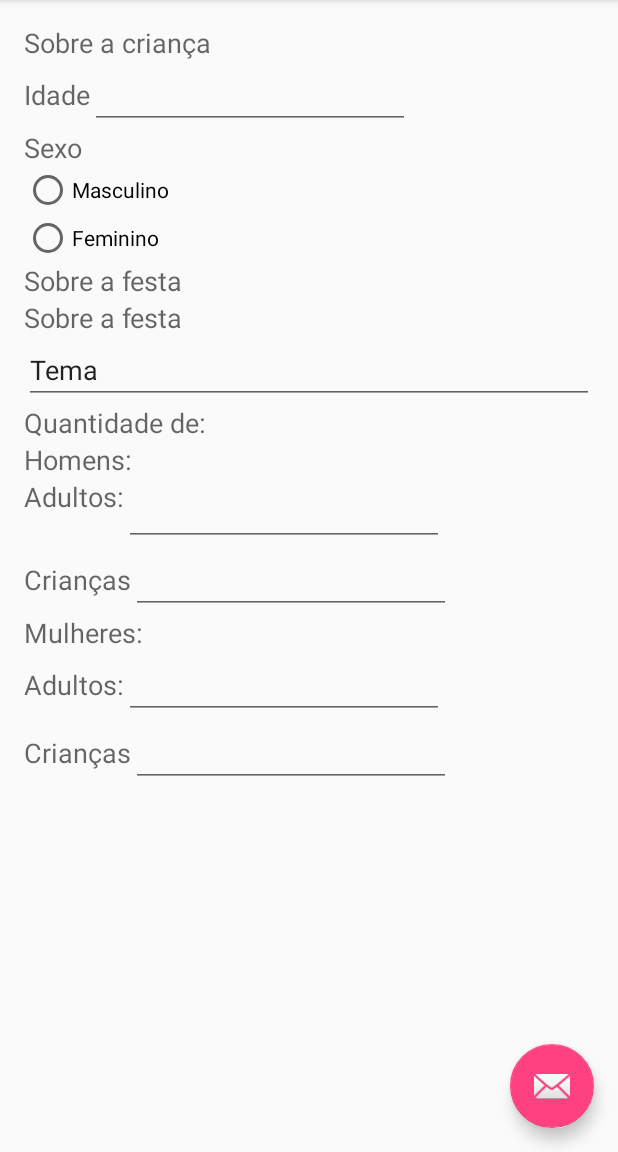
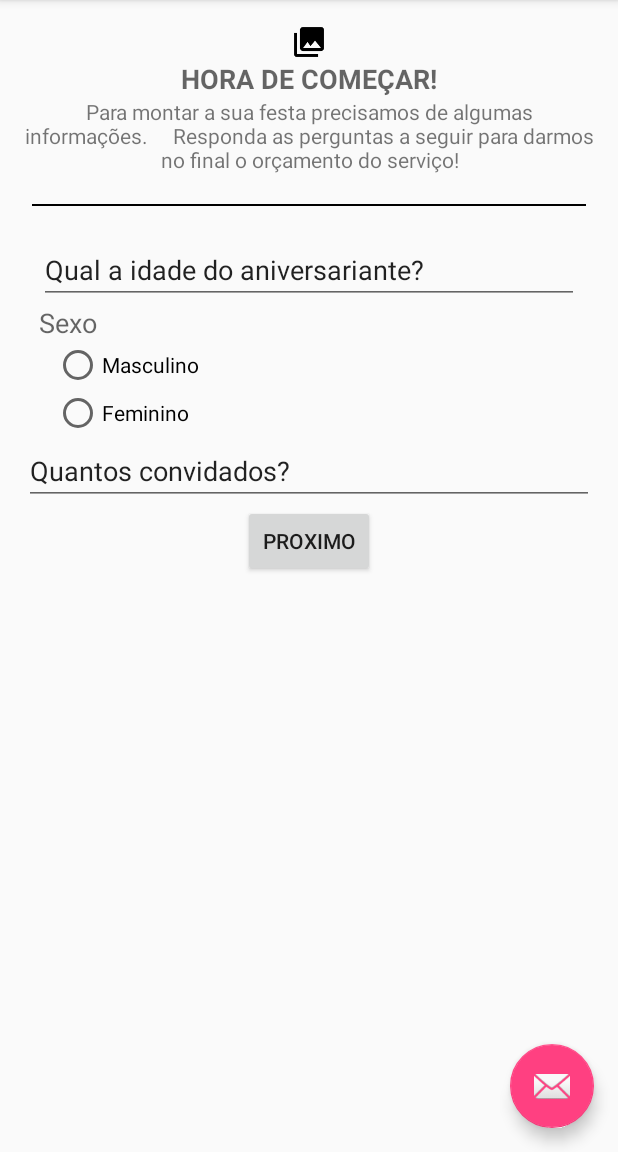
Before and after one commit to ehammo/CodeCup2016, an Android app: the fragment OrganizarFragment placed in its activity, on a phone screen of 412 x 824 dp, the part 84-1236 px from its top. Run offline under Robolectric (Android 15) with nearby library versions, the phone set to English and light mode, and no system bars.

Commit message:
melhor layout

```diff
--- a/app/src/main/res/layout/organize.xml
+++ b/app/src/main/res/layout/organize.xml
@@ -1,108 +1,82 @@
 <?xml version="1.0" encoding="utf-8"?>
 <LinearLayout xmlns:android="http://schemas.android.com/apk/res/android"
-    android:orientation="vertical" android:layout_width="match_parent"
-    android:layout_height="match_parent">
+    android:layout_width="match_parent"
+    android:layout_height="match_parent"
+    android:orientation="vertical">
+
+    <ImageView
+        android:layout_width="wrap_content"
+        android:layout_height="wrap_content"
+        android:layout_gravity="center"
+        android:src="@drawable/ic_menu_gallery" />
 
     <TextView
         android:layout_width="wrap_content"
         android:layout_height="wrap_content"
+        android:layout_gravity="center"
+        android:text="HORA DE COMEÇAR!"
         android:textAppearance="?android:attr/textAppearanceMedium"
-        android:text="Sobre a criança"
-        android:id="@+id/textView" />
+        android:textStyle="bold" />
+
+    <TextView
+        android:layout_width="wrap_content"
+        android:layout_height="wrap_content"
+        android:layout_gravity="center"
+        android:textAlignment="center"
+        android:text="Para montar a sua festa precisamos de algumas informações.
+    Responda as perguntas a seguir para darmos no final o orçamento do serviço!"
+        android:textAppearance="?android:attr/textAppearanceSmall" />
+
+    <View
+        android:layout_height="1dp"
+        android:layout_width="wrap_content"
+        android:layout_marginTop="20dp"
+        android:layout_marginBottom="20dp"
+        android:layout_marginLeft="5dp"
+        android:layout_marginRight="5dp"
+        android:background="@android:color/background_dark">
+
+    </View>
+
+
+    <EditText
+        android:id="@+id/idade_editText"
+        android:layout_width="match_parent"
+        android:layout_height="wrap_content"
+        android:layout_marginLeft="10dp"
+        android:layout_marginRight="10dp"
+        android:text="Qual a idade do aniversariante?"
+        android:ems="10"
+        android:inputType="number" />
+
+    <TextView
+        android:id="@+id/textView3"
+        android:layout_width="wrap_content"
+        android:layout_height="wrap_content"
+        android:layout_marginLeft="10dp"
+        android:layout_marginRight="10dp"
+        android:text="Sexo"
+        android:textAppearance="?android:attr/textAppearanceMedium" />
+
+    <RadioButton
+        android:id="@+id/masculino_radioButton"
+        android:layout_width="wrap_content"
+        android:layout_height="wrap_content"
+        android:layout_marginLeft="20dp"
+        android:checked="false"
+        android:text="Masculino" />
+
+    <RadioButton
+        android:id="@+id/feminino_radioButton2"
+        android:layout_width="wrap_content"
+        android:layout_height="wrap_content"
+        android:layout_marginLeft="20dp"
+        android:checked="false"
+        android:text="Feminino" />
 
     <LinearLayout
         android:layout_width="wrap_content"
         android:layout_height="wrap_content">
-        <TextView
-            android:layout_width="wrap_content"
-            android:layout_height="wrap_content"
-            android:textAppearance="?android:attr/textAppearanceMedium"
-            android:text="Idade"
-            android:id="@+id/textView2" />
-
-        <EditText
-            android:layout_width="match_parent"
-            android:layout_height="wrap_content"
-            android:inputType="number"
-            android:ems="10"
-            android:id="@+id/idade_editText" />
-    </LinearLayout>
-
-    <TextView
-        android:layout_width="wrap_content"
-        android:layout_height="wrap_content"
-        android:textAppearance="?android:attr/textAppearanceMedium"
-        android:text="Sexo"
-        android:id="@+id/textView3" />
-
-    <RadioButton
-        android:layout_width="wrap_content"
-        android:layout_height="wrap_content"
-        android:text="Masculino"
-        android:id="@+id/masculino_radioButton"
-        android:checked="false" />
-
-    <RadioButton
-        android:layout_width="wrap_content"
-        android:layout_height="wrap_content"
-        android:text="Feminino"
-        android:id="@+id/feminino_radioButton2"
-        android:checked="false" />
-
-    <TextView
-        android:layout_width="wrap_content"
-        android:layout_height="wrap_content"
-        android:textAppearance="?android:attr/textAppearanceMedium"
-        android:text="Sobre a festa"
-        android:id="@+id/textView4" />
-
-    <TextView
-        android:layout_width="wrap_content"
-        android:layout_height="wrap_content"
-        android:textAppearance="?android:attr/textAppearanceMedium"
-        android:text="Sobre a festa"
-        android:id="@+id/tema_textView" />
-
-    <EditText
-        android:layout_width="match_parent"
-        android:layout_height="wrap_content"
-        android:inputType="textPersonName"
-        android:text="Tema"
-        android:ems="10"
-        android:id="@+id/tema_editText" />
-
-    <TextView
-        android:layout_width="wrap_content"
-        android:layout_height="wrap_content"
-        android:textAppearance="?android:attr/textAppearanceMedium"
-        android:text="Quantidade de:"
-        android:id="@+id/textView5" />
-
-    <TextView
-        android:layout_width="wrap_content"
-        android:layout_height="wrap_content"
-        android:textAppearance="?android:attr/textAppearanceMedium"
-        android:text="Homens:"
-        android:id="@+id/textView6" />
-
-    <LinearLayout
-        android:layout_width="wrap_content"
-        android:layout_height="wrap_content">
-
-        <TextView
-            android:layout_width="wrap_content"
-            android:layout_height="wrap_content"
-            android:textAppearance="?android:attr/textAppearanceMedium"
-            android:text="Adultos:"
-            android:id="@+id/textView7" />
-
-        <EditText
-            android:layout_width="match_parent"
-            android:layout_height="wrap_content"
-            android:inputType="number"
-            android:ems="10"
-            android:id="@+id/quantidade_adultos_homem_editText"
-            android:layout_gravity="center_horizontal" />
 
     </LinearLayout>
 
@@ -110,67 +84,20 @@
         android:layout_width="wrap_content"
         android:layout_height="wrap_content">
 
-        <TextView
-            android:layout_width="wrap_content"
-            android:layout_height="wrap_content"
-            android:textAppearance="?android:attr/textAppearanceMedium"
-            android:text="Crianças"
-            android:id="@+id/textView8" />
-
-        <EditText
-            android:layout_width="match_parent"
-            android:layout_height="wrap_content"
-            android:inputType="number"
-            android:ems="10"
-            android:id="@+id/quantidade_criancas_homem_editText" />
-
     </LinearLayout>
 
-    <TextView
+    <EditText
+        android:layout_width="match_parent"
+        android:layout_height="wrap_content"
+        android:inputType="number"
+        android:text="Quantos convidados?"
+        android:ems="10"
+        android:id="@+id/editText" />
+
+    <Button
         android:layout_width="wrap_content"
         android:layout_height="wrap_content"
-        android:textAppearance="?android:attr/textAppearanceMedium"
-        android:text="Mulheres:"
-        android:id="@+id/textView9" />
-
-    <LinearLayout
-        android:layout_width="wrap_content"
-        android:layout_height="wrap_content">
-
-        <TextView
-            android:layout_width="wrap_content"
-            android:layout_height="wrap_content"
-            android:textAppearance="?android:attr/textAppearanceMedium"
-            android:text="Adultos:"
-            android:id="@+id/textView10" />
-
-        <EditText
-            android:layout_width="match_parent"
-            android:layout_height="wrap_content"
-            android:inputType="number"
-            android:ems="10"
-            android:id="@+id/quantidade_adultos_mulher_editText" />
-
-    </LinearLayout>
-
-    <LinearLayout
-        android:layout_width="wrap_content"
-        android:layout_height="wrap_content">
-
-        <TextView
-            android:layout_width="wrap_content"
-            android:layout_height="wrap_content"
-            android:textAppearance="?android:attr/textAppearanceMedium"
-            android:text="Crianças"
-            android:id="@+id/textView11" />
-
-        <EditText
-            android:layout_width="match_parent"
-            android:layout_height="wrap_content"
-            android:inputType="number"
-            android:ems="10"
-            android:id="@+id/quantidade_criancas_mulher_editText" />
-
-    </LinearLayout>
+        android:layout_gravity="center"
+        android:text="Proximo" />
 
 </LinearLayout>
```
